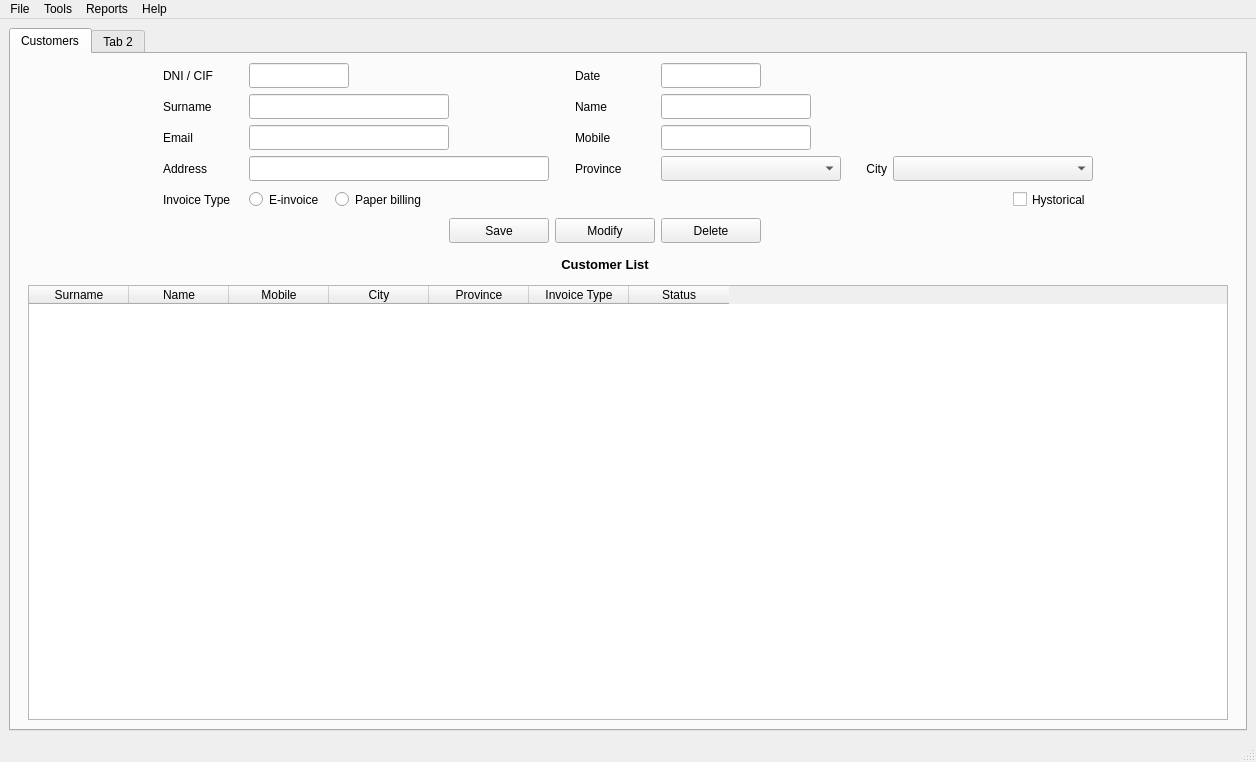
Qt form templates/window.ui (Nainlpz/Proyecto-DI) before a commit.
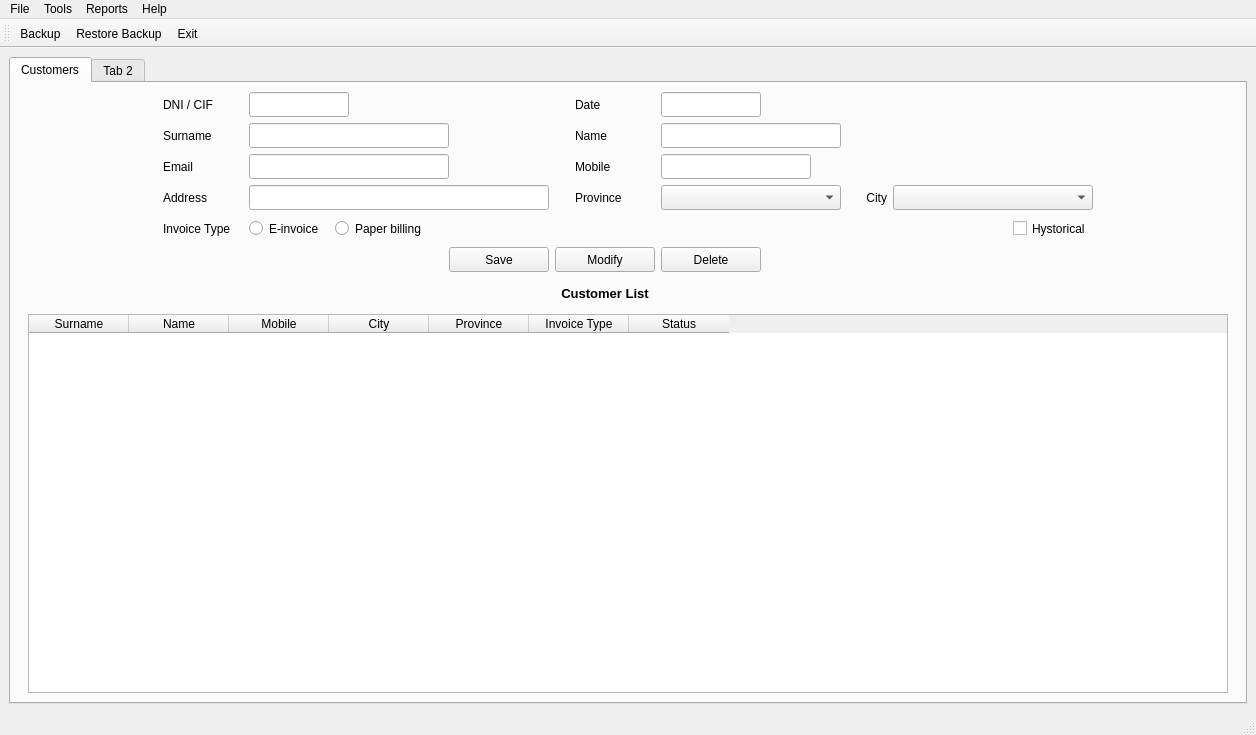
The same form after that commit. Icons and pictures are not drawn.

Diff of the .ui file:
```diff
--- a/templates/window.ui
+++ b/templates/window.ui
@@ -7,7 +7,7 @@
     <x>0</x>
     <y>0</y>
     <width>1256</width>
-    <height>762</height>
+    <height>735</height>
    </rect>
   </property>
   <property name="windowTitle">
@@ -81,13 +81,13 @@
              <widget class="QLineEdit" name="txtNameCli">
               <property name="minimumSize">
                <size>
-                <width>150</width>
+                <width>180</width>
                 <height>25</height>
                </size>
               </property>
               <property name="maximumSize">
                <size>
-                <width>150</width>
+                <width>180</width>
                 <height>25</height>
                </size>
               </property>
@@ -529,6 +529,9 @@
                 <height>25</height>
                </size>
               </property>
+              <property name="alignment">
+               <set>Qt::AlignCenter</set>
+              </property>
              </widget>
             </item>
             <item row="4" column="2">
@@ -681,6 +684,9 @@
                   <height>25</height>
                  </size>
                 </property>
+                <property name="alignment">
+                 <set>Qt::AlignCenter</set>
+                </property>
                </widget>
               </item>
               <item>
@@ -896,6 +902,26 @@
    <addaction name="menuAbout"/>
   </widget>
   <widget class="QStatusBar" name="statusbar"/>
+  <widget class="QToolBar" name="toolBar">
+   <property name="minimumSize">
+    <size>
+     <width>0</width>
+     <height>0</height>
+    </size>
+   </property>
+   <property name="windowTitle">
+    <string>toolBar</string>
+   </property>
+   <attribute name="toolBarArea">
+    <enum>TopToolBarArea</enum>
+   </attribute>
+   <attribute name="toolBarBreak">
+    <bool>false</bool>
+   </attribute>
+   <addaction name="actionBackup"/>
+   <addaction name="actionRestoreBackup"/>
+   <addaction name="actionExit"/>
+  </widget>
   <action name="actionExit">
    <property name="icon">
     <iconset>
```
Left out of the diff: 32 changed lines with no effect on the pictures.
